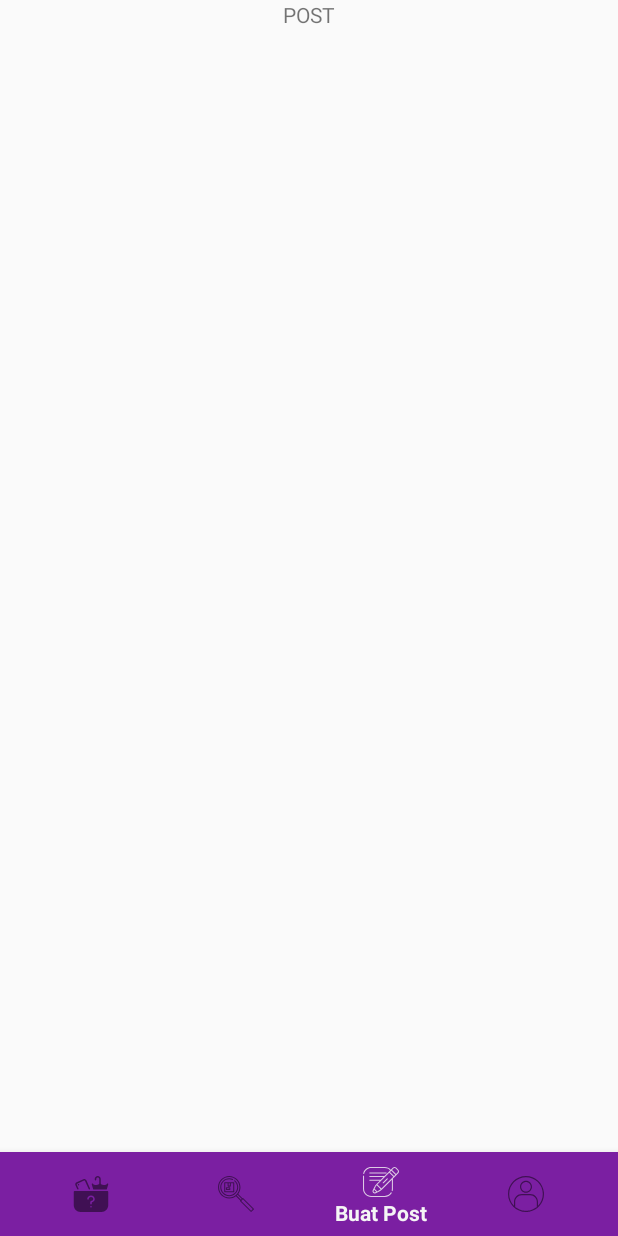
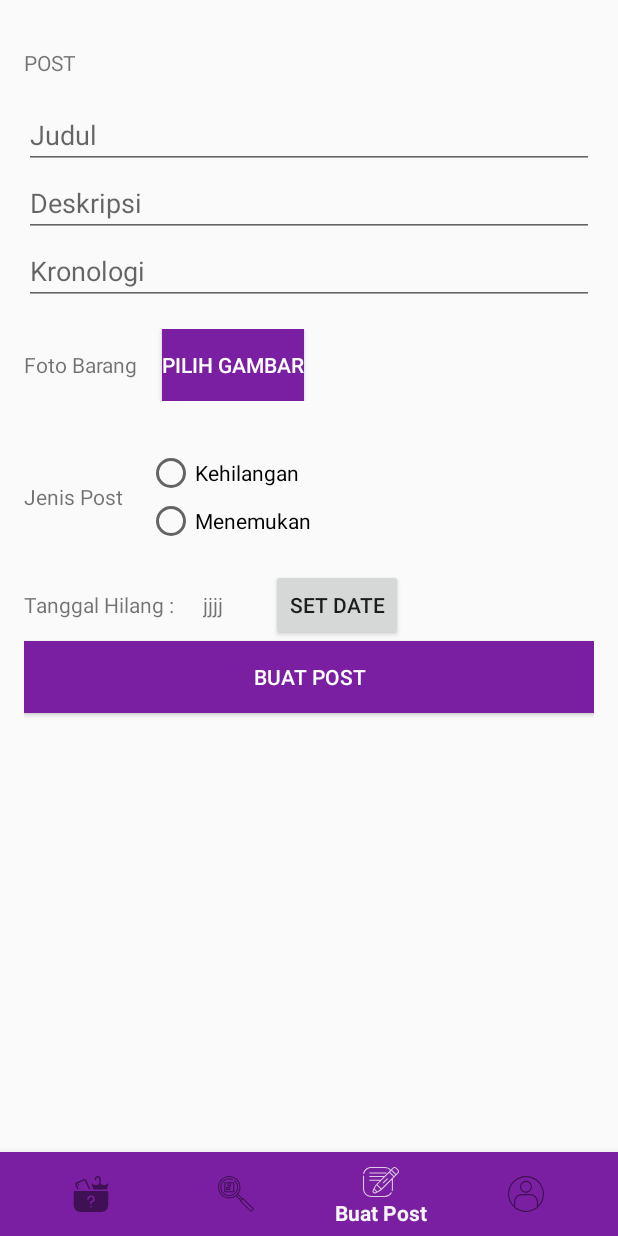
Before and after one commit to ratoz/BarangHilang, an Android app: the fragment halamanPosting placed in its activity, item 3 of the bottom bar chosen, on a phone screen of 412 x 824 dp. Run offline under Robolectric (Android 15) with nearby library versions, the phone set to English and light mode, and no system bars.

Commit message:
Update Layout Posting v 0.0.1

```diff
--- a/app/src/main/java/Model/PostData.java
+++ b/app/src/main/java/Model/PostData.java
@@ -1,18 +1,22 @@
 package Model;
+
+import android.graphics.Bitmap;
 
 import java.util.Date;
 
 public class PostData {
     private String idUser;
     private String title;
+    private String description;
     private String chronology;
-    private String photo;
+    private Bitmap photo;
     private String dateLost;
     private String typePost;
     private String datePost;
 
-    public PostData(String idUser, String title, String chronology, String photo, String dateLost, String typePost, String datePost) {
+    public PostData(String idUser, String title, String chronology,String description, Bitmap photo, String dateLost, String typePost, String datePost) {
         this.idUser = idUser;
+        this.description=description;
         this.title = title;
         this.chronology = chronology;
         this.photo = photo;
@@ -33,12 +37,16 @@ public class PostData {
         this.chronology = chronology;
     }
 
-    public void setPhoto(String photo) {
+    public void setPhoto(Bitmap photo) {
         this.photo = photo;
     }
 
     public void setDateLost(String dateLost) {
         this.dateLost = dateLost;
+    }
+
+    public void setDescription(String description) {
+        this.description = description;
     }
 
     public void setTypePost(String typePost) {
--- a/app/src/main/res/layout/halaman_posting.xml
+++ b/app/src/main/res/layout/halaman_posting.xml
@@ -4,14 +4,128 @@
     android:orientation="vertical"
     android:layout_width="match_parent"
     android:layout_height="match_parent"
+    android:padding="16dp"
     tools:context=".halamanPosting">
 
     <TextView
         android:text="POST"
         android:layout_width="match_parent"
         android:layout_height="wrap_content"
-        android:textAlignment="center"/>
+        android:layout_marginVertical="16dp"
+        />
 
+    <EditText
+        android:id="@+id/edtTitle"
+        android:layout_width="match_parent"
+        android:layout_height="wrap_content"
+        android:hint="Judul"/>
 
+    <EditText
+        android:id="@+id/edtDescription"
+        android:layout_width="match_parent"
+        android:layout_height="wrap_content"
+        android:hint="Deskripsi"/>
+
+    <EditText
+        android:id="@+id/edtChronology"
+        android:layout_width="match_parent"
+        android:layout_height="wrap_content"
+        android:hint="Kronologi"/>
+
+    <LinearLayout
+        android:layout_width="match_parent"
+        android:layout_height="wrap_content"
+        android:orientation="horizontal"
+        android:paddingVertical="16dp"
+        >
+
+        <TextView
+            android:layout_width="wrap_content"
+            android:layout_height="wrap_content"
+            android:text="Foto Barang"/>
+
+        <Button
+            android:layout_width="wrap_content"
+            android:layout_height="wrap_content"
+            android:background="@color/colorPrimary"
+            android:text="Pilih Gambar"
+            android:layout_marginHorizontal="16dp"
+            android:textColor="@color/colorWhite"/>
+
+        <ImageView
+            android:id="@+id/imgPreview"
+            android:layout_width="wrap_content"
+            android:layout_height="match_parent"/>
+    </LinearLayout>
+
+    <LinearLayout
+        android:layout_width="match_parent"
+        android:layout_height="wrap_content"
+        android:orientation="horizontal"
+        android:paddingVertical="16dp">
+
+        <TextView
+            android:layout_width="wrap_content"
+            android:layout_height="wrap_content"
+            android:text="Jenis Post"
+            android:layout_gravity="center_vertical"
+            />
+
+        <RadioGroup
+            android:layout_width="wrap_content"
+            android:layout_height="wrap_content"
+            android:orientation="vertical"
+            android:layout_marginHorizontal="16dp">
+
+            <RadioButton
+                android:id="@+id/rdbLost"
+                android:layout_width="match_parent"
+                android:layout_height="wrap_content"
+                android:text="Kehilangan"/>
+
+            <RadioButton
+                android:id="@+id/rdbFound"
+                android:layout_width="match_parent"
+                android:layout_height="wrap_content"
+                android:text="Menemukan"/>
+        </RadioGroup>
+    </LinearLayout>
+
+    <LinearLayout
+        android:layout_width="match_parent"
+        android:layout_height="wrap_content"
+        android:orientation="horizontal">
+
+        <TextView
+            android:id="@+id/tvDateFoundLostToggle"
+            android:layout_width="wrap_content"
+            android:layout_height="wrap_content"
+            android:text="Tanggal Hilang : "
+            android:layout_gravity="center_vertical"/>
+
+        <TextView
+
+            android:id="@+id/tvDateFOundLost"
+            android:layout_width="wrap_content"
+            android:layout_height="wrap_content"
+            android:layout_marginHorizontal="16dp"
+            android:text="jjjj"/>
+
+        <Button
+            android:id="@+id/btnDateFoundLost"
+            android:layout_width="wrap_content"
+            android:layout_height="wrap_content"
+            android:text="Set Date"
+            android:layout_marginHorizontal="16dp"/>
+    </LinearLayout>
+
+    <Button
+        android:layout_width="match_parent"
+        android:layout_height="wrap_content"
+        android:layout_gravity="center_horizontal"
+        android:background="@color/colorPrimary"
+        android:text="Buat Post"
+        android:textColor="@color/colorWhite"
+        />
 
 </LinearLayout>
```
